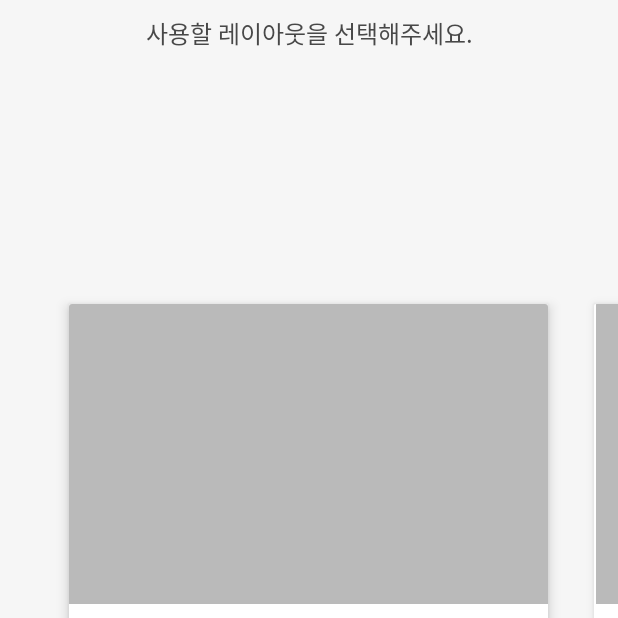
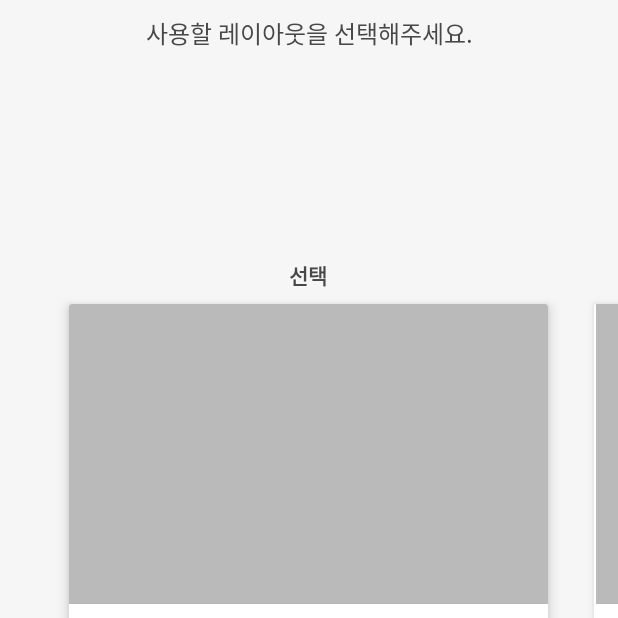
Before and after one commit to pooi/PageConnected, an Android app: the LayoutFragment screen opened directly, with no data from a screen before it, on a phone screen of 412 x 824 dp, the top half of it. Run offline under Robolectric (Android 15) with nearby library versions, the phone set to English and light mode, and no system bars; our stand-ins replace Picasso; pictures from the network do not load; Roboto replaces fonts that are not available here.

Commit message:
기능 수정   * 레이아웃3이 선택되지 않던 문제 수정(상단 '선택' 글씨를 통해 선택가능)

```diff
--- a/app/src/main/java/ga/pageconnected/pageconnected/activity/add/LayoutFragment.java
+++ b/app/src/main/java/ga/pageconnected/pageconnected/activity/add/LayoutFragment.java
@@ -33,6 +33,7 @@ public class LayoutFragment extends BaseFragment implements Serializable{
     // UI
     private ImageView img;
     private TextView tv_layout_pos;
+    private TextView tv_select;
 
 
 
@@ -108,6 +109,15 @@ public class LayoutFragment extends BaseFragment implements Serializable{
                 listener.selected(position, LayoutController.getMaxImageCount(position));
             }
         });
+        tv_select = (TextView)view.findViewById(R.id.tv_select);
+        tv_select.setVisibility(View.VISIBLE);
+        tv_select.setOnClickListener(new View.OnClickListener() {
+            @Override
+            public void onClick(View view) {
+                listener.selected(position, LayoutController.getMaxImageCount(position));
+            }
+        });
+
 
     }
 
--- a/app/src/main/res/layout/fragment_layout_item_01.xml
+++ b/app/src/main/res/layout/fragment_layout_item_01.xml
@@ -6,6 +6,20 @@
     xmlns:app="http://schemas.android.com/apk/res-auto"
     android:background="@color/background_color"
     >
+
+    <TextView
+        android:id="@+id/tv_select"
+        android:layout_width="wrap_content"
+        android:layout_height="30dp"
+        android:layout_above="@+id/cv"
+        android:layout_centerHorizontal="true"
+        android:text="@string/select_short"
+        android:textColor="@color/dark_gray"
+        android:textStyle="bold"
+        android:gravity="center"
+        android:padding="5dp"
+        android:visibility="gone"
+        />
 
     <android.support.v7.widget.CardView
         android:id="@+id/cv"
--- a/app/src/main/res/layout/fragment_layout_item_02.xml
+++ b/app/src/main/res/layout/fragment_layout_item_02.xml
@@ -6,6 +6,20 @@
     xmlns:app="http://schemas.android.com/apk/res-auto"
     android:background="@color/background_color"
     >
+
+    <TextView
+        android:id="@+id/tv_select"
+        android:layout_width="wrap_content"
+        android:layout_height="30dp"
+        android:layout_above="@+id/cv"
+        android:layout_centerHorizontal="true"
+        android:text="@string/select_short"
+        android:textColor="@color/dark_gray"
+        android:textStyle="bold"
+        android:gravity="center"
+        android:padding="5dp"
+        android:visibility="gone"
+        />
 
     <android.support.v7.widget.CardView
         android:id="@+id/cv"
```
Also changed, not shown: app/src/main/res/layout/fragment_layout_item_03.xml (+14 -0 lines), app/src/main/res/layout/fragment_layout_item_04.xml (+14 -0 lines), app/src/main/res/layout/fragment_layout_item_05.xml (+14 -0 lines), 1 other file.
